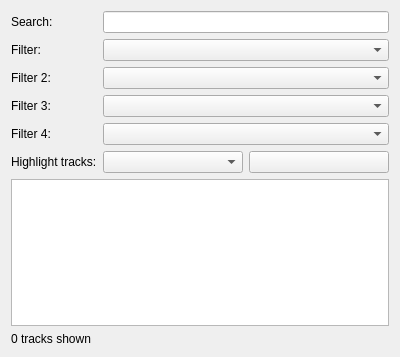
Above: src/desktop-remote/collectionwidget.ui from hyperquantum/PMP before the change. Below: the same form after it.
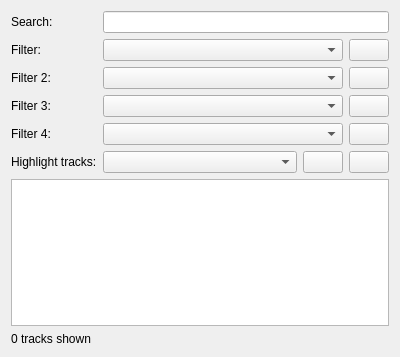
That is the form after the change.

Commit message:
Add reset button for track filters & highlighting
Add a reset button to each track filter line, and also to the track
highlighting line. Clicking the button will clear the filter or the
highlighting criterium and set it to "none".

For now, this brings back the unwelcome space between the filters and
the highlighting. I will have to find a way to fix that.

What changed in the file:
```diff
--- a/src/desktop-remote/collectionwidget.ui
+++ b/src/desktop-remote/collectionwidget.ui
@@ -44,7 +44,7 @@
       </widget>
      </item>
      <item row="5" column="1">
-      <layout class="QHBoxLayout" name="horizontalLayout">
+      <layout class="QHBoxLayout" name="horizontalLayout" stretch="1,0,0">
        <item>
         <widget class="QComboBox" name="highlightTracksComboBox">
          <property name="maxVisibleItems">
@@ -55,6 +55,9 @@
        <item>
         <widget class="QPushButton" name="highlightColorButton"/>
        </item>
+       <item>
+        <widget class="QPushButton" name="highlightTracksResetButton"/>
+       </item>
       </layout>
      </item>
      <item row="1" column="0">
@@ -64,13 +67,6 @@
        </property>
       </widget>
      </item>
-     <item row="1" column="1">
-      <widget class="QComboBox" name="filterTracksComboBox">
-       <property name="maxVisibleItems">
-        <number>15</number>
-       </property>
-      </widget>
-     </item>
      <item row="2" column="0">
       <widget class="QLabel" name="filterTracks2Label">
        <property name="text">
@@ -78,13 +74,6 @@
        </property>
       </widget>
      </item>
-     <item row="2" column="1">
-      <widget class="QComboBox" name="filterTracks2ComboBox">
-       <property name="maxVisibleItems">
-        <number>15</number>
-       </property>
-      </widget>
-     </item>
      <item row="3" column="0">
       <widget class="QLabel" name="filterTracks3Label">
        <property name="text">
@@ -92,13 +81,6 @@
        </property>
       </widget>
      </item>
-     <item row="3" column="1">
-      <widget class="QComboBox" name="filterTracks3ComboBox">
-       <property name="maxVisibleItems">
-        <number>15</number>
-       </property>
-      </widget>
-     </item>
      <item row="4" column="0">
       <widget class="QLabel" name="filterTracks4Label">
        <property name="text">
@@ -107,11 +89,60 @@
       </widget>
      </item>
      <item row="4" column="1">
-      <widget class="QComboBox" name="filterTracks4ComboBox">
-       <property name="maxVisibleItems">
-        <number>15</number>
-       </property>
-      </widget>
+      <layout class="QHBoxLayout" name="horizontalLayout_2" stretch="1,0">
+       <item>
+        <widget class="QComboBox" name="filterTracks4ComboBox">
+         <property name="maxVisibleItems">
+          <number>15</number>
+         </property>
+        </widget>
+       </item>
+       <item>
+        <widget class="QPushButton" name="filterTracks4ResetButton"/>
+       </item>
+      </layout>
+     </item>
+     <item row="3" column="1">
+      <layout class="QHBoxLayout" name="horizontalLayout_3" stretch="1,0">
+       <item>
+        <widget class="QComboBox" name="filterTracks3ComboBox">
+         <property name="maxVisibleItems">
+          <number>15</number>
+         </property>
+        </widget>
+       </item>
+       <item>
+        <widget class="QPushButton" name="filterTracks3ResetButton"/>
+       </item>
+      </layout>
+     </item>
+     <item row="2" column="1">
+      <layout class="QHBoxLayout" name="horizontalLayout_4" stretch="1,0">
+       <item>
+        <widget class="QComboBox" name="filterTracks2ComboBox">
+         <property name="maxVisibleItems">
+          <number>15</number>
+         </property>
+        </widget>
+       </item>
+       <item>
+        <widget class="QPushButton" name="filterTracks2ResetButton"/>
+       </item>
+      </layout>
+     </item>
+     <item row="1" column="1">
+      <layout class="QHBoxLayout" name="horizontalLayout_5" stretch="1,0">
+       <item>
+        <widget class="QComboBox" name="filterTracks1ComboBox">
+         <property name="maxVisibleItems">
+          <number>15</number>
+         </property>
+        </widget>
+       </item>
+       <item>
+        <widget class="QPushButton" name="filterTracks1ResetButton"/>
+       </item>
+      </layout>
      </item>
     </layout>
    </item>
```
The commit also changes 3 other files.
